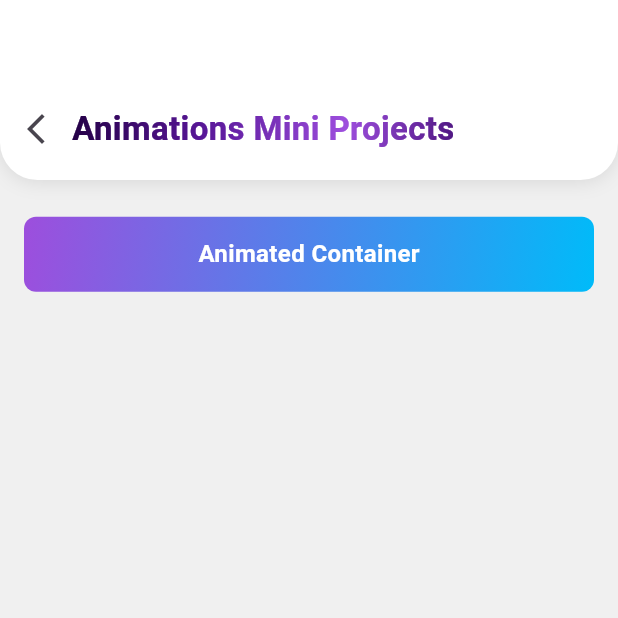
After one commit to MHuzaifaKhan97/mastering_flutter_animation, a Flutter app: the AnimationMiniProjects screen opened directly, on a phone screen of 412 x 824 dp, the top half of it. The commit adds this screen. Run offline on Flutter 3.47's test engine with Material 3 defaults, Android fonts, the phone set to English and light mode, and no system bars; our stand-ins replace flutter_riverpod, lottie, rive; missing offline and left inert: flutter_sequence_animation; project files that could hold a hidden picture were left out.

Commit message:
Code Refactoring & Animations Mini Projects Init.

```diff
--- /dev/null
+++ b/lib/modules/animation_mini_projects/animation_mini_projects.dart
@@ -0,0 +1,41 @@
+import 'package:flutter/material.dart';
+import 'package:mastering_flutter_animation/modules/implicit_animations/animated_container/animated_container.dart';
+import 'package:mastering_flutter_animation/widgets/custom_appbar_widget.dart';
+import 'package:mastering_flutter_animation/widgets/custom_button.dart';
+
+class AnimationMiniProjects extends StatelessWidget {
+  const AnimationMiniProjects({super.key});
+
+  @override
+  Widget build(BuildContext context) {
+    return Scaffold(
+      backgroundColor: const Color.fromARGB(255, 240, 240, 240),
+      appBar: CustomRoundedAppBar(
+        title: 'Animations Mini Projects',
+        isBack: true,
+      ),
+      body: Container(
+        padding: EdgeInsets.symmetric(vertical: 8, horizontal: 16),
+        width: MediaQuery.of(context).size.width,
+        child: Column(
+          mainAxisAlignment: MainAxisAlignment.start,
+          crossAxisAlignment: CrossAxisAlignment.start,
+          children: <Widget>[
+            SizedBox(height: MediaQuery.of(context).size.height * 0.02),
+            CustomButton(
+              title: 'Animated Container',
+              onTap: () {
+                Navigator.push(
+                  context,
+                  MaterialPageRoute(
+                    builder: (context) => const AnimatedContainerExample(),
+                  ),
+                );
+              },
+            ),
+          ],
+        ),
+      ),
+    );
+  }
+}
--- a/lib/modules/home_screen.dart
+++ b/lib/modules/home_screen.dart
@@ -56,7 +56,7 @@ class HomeScreen extends StatelessWidget {
                   Navigator.of(context)
                       .push(MaterialPageRoute(builder: (_) => Container()));
                 },
-                title: 'Mini Projects',
+                title: 'Animation Mini Projects',
               ),
             ],
           ),
```
Also changed, not shown: 3 other files.
